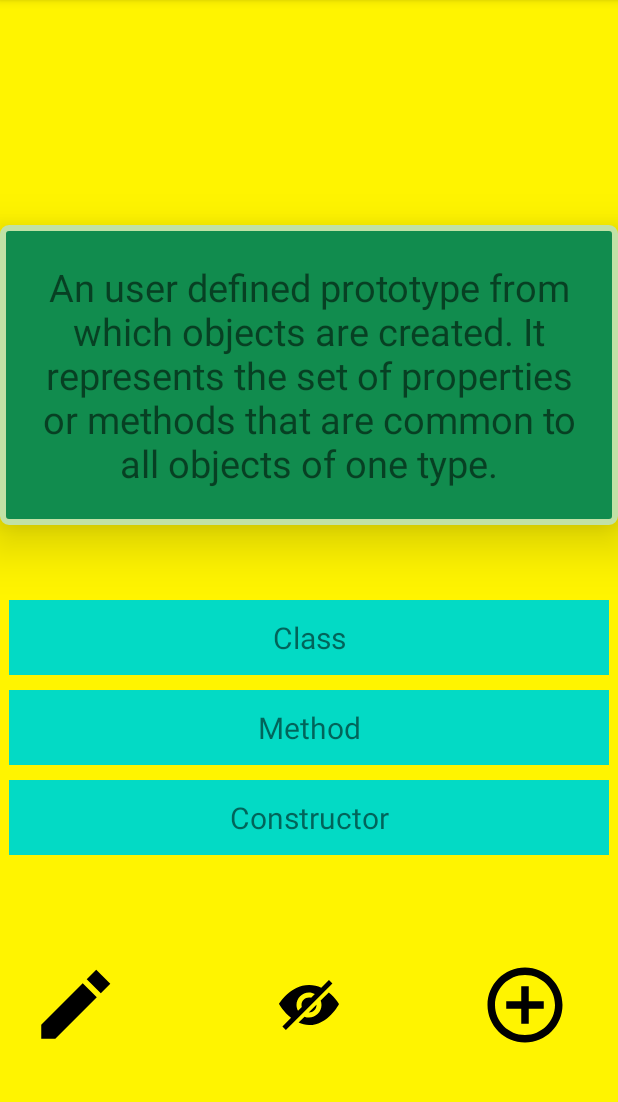
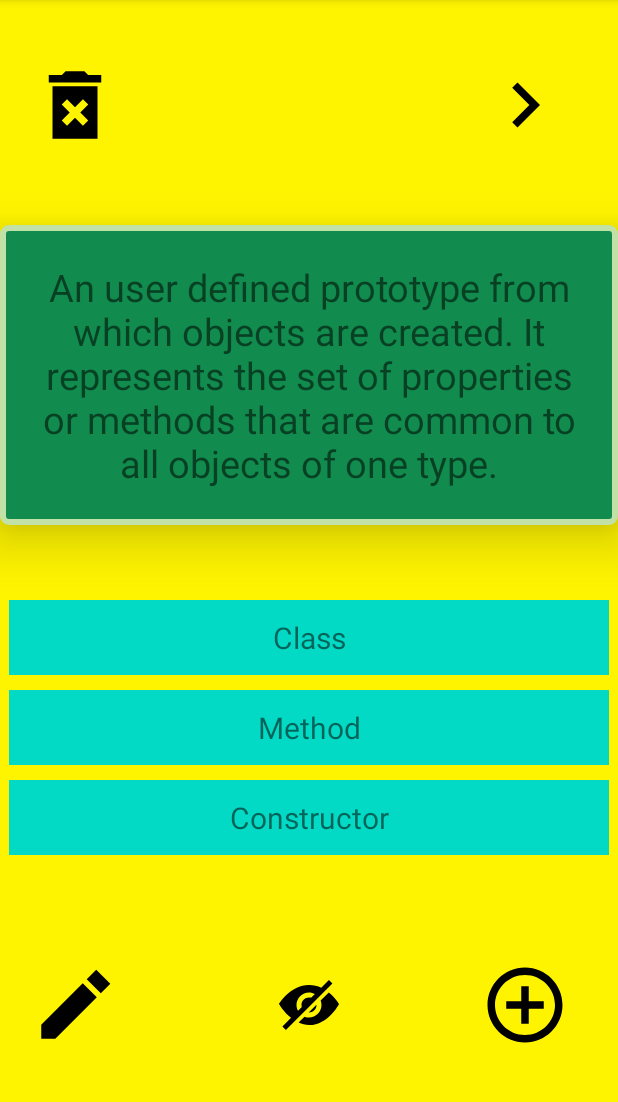
Before and after one commit to noelsarduy/CodePath-Flashcard-App, an Android app: the screen it shows after launch (MainActivity), on a phone screen of 412 x 824 dp, the part 84-1186 px from its top. Run offline under Robolectric (Android 15) with nearby library versions, the phone set to English and light mode, and no system bars; our stand-ins replace Room's generated code.

```diff
--- a/app/build.gradle
+++ b/app/build.gradle
@@ -34,7 +34,13 @@ dependencies {
     implementation 'com.google.android.material:material:1.2.1'
     implementation 'androidx.constraintlayout:constraintlayout:2.0.4'
     implementation 'com.android.support:design:27.1.1'
+
     testImplementation 'junit:junit:4.+'
     androidTestImplementation 'androidx.test.ext:junit:1.1.2'
     androidTestImplementation 'androidx.test.espresso:espresso-core:3.3.0'
+
+    def room_version = "2.2.6"
+
+    implementation "androidx.room:room-runtime:$room_version"
+    annotationProcessor "androidx.room:room-compiler:$room_version"
 }
--- /dev/null
+++ b/app/src/main/java/com/example/noelsflashcardapp/AppDatabase.java
@@ -0,0 +1,9 @@
+package com.example.noelsflashcardapp;
+
+import androidx.room.Database;
+import androidx.room.RoomDatabase;
+
+@Database(entities = {Flashcard.class}, version = 3)
+public abstract class AppDatabase extends RoomDatabase {
+    public abstract FlashcardDao flashcardDao();
+}
--- /dev/null
+++ b/app/src/main/java/com/example/noelsflashcardapp/FlashcardDao.java
@@ -0,0 +1,26 @@
+package com.example.noelsflashcardapp;
+
+
+import androidx.room.Dao;
+import androidx.room.Delete;
+import androidx.room.Insert;
+import androidx.room.OnConflictStrategy;
+import androidx.room.Query;
+import androidx.room.Update;
+
+import java.util.List;
+
+@Dao
+public interface FlashcardDao {
+    @Query("SELECT * FROM flashcard")
+    List<Flashcard> getAll();
+
+    @Insert
+    void insertAll(Flashcard... flashcards);
+
+    @Delete
+    void delete(Flashcard flashcard);
+
+    @Update(onConflict = OnConflictStrategy.REPLACE)
+    void update(Flashcard flashcard);
+}
--- /dev/null
+++ b/app/src/main/java/com/example/noelsflashcardapp/FlashcardDatabase.java
@@ -0,0 +1,52 @@
+package com.example.noelsflashcardapp;
+
+import android.content.Context;
+
+import androidx.room.Room;
+
+import java.util.List;
+
+public class FlashcardDatabase {
+    private final AppDatabase db;
+
+    FlashcardDatabase(Context context) {
+        db = Room.databaseBuilder(context.getApplicationContext(),
+                AppDatabase.class, "flashcard-database")
+                .allowMainThreadQueries()
+                .fallbackToDestructiveMigration()
+                .build();
+    }
+
+    public void initFirstCard() {
+        if (db.flashcardDao().getAll().isEmpty()) {
+            insertCard(new Flashcard("Who is the 44th President of the United States", "Barack Obama"));
+        }
+    }
+
+    public List<Flashcard> getAllCards() {
+        return db.flashcardDao().getAll();
+    }
+
+    public void insertCard(Flashcard flashcard) {
+        db.flashcardDao().insertAll(flashcard);
+    }
+
+    public void deleteCard(String flashcardQuestion) {
+        List<Flashcard> allCards = db.flashcardDao().getAll();
+        for (Flashcard f : allCards) {
+            if (f.getQuestion().equals(flashcardQuestion)) {
+                db.flashcardDao().delete(f);
+            }
+        }
+    }
+
+    public void updateCard(Flashcard flashcard) {
+        db.flashcardDao().update(flashcard);
+    }
+
+    public void deleteAll() {
+        for (Flashcard f : db.flashcardDao().getAll()) {
+            db.flashcardDao().delete(f);
+        }
+    }
+}
--- /dev/null
+++ b/app/src/main/res/drawable/ic_outline_keyboard_arrow_right_24.xml
@@ -0,0 +1,10 @@
+<vector xmlns:android="http://schemas.android.com/apk/res/android"
+    android:width="24dp"
+    android:height="24dp"
+    android:viewportWidth="24"
+    android:viewportHeight="24"
+    android:autoMirrored="true">
+  <path
+      android:fillColor="@android:color/black"
+      android:pathData="M8.59,16.59L13.17,12 8.59,7.41 10,6l6,6 -6,6 -1.41,-1.41z"/>
+</vector>
--- /dev/null
+++ b/app/src/main/res/drawable/ic_sharp_delete_forever_24.xml
@@ -0,0 +1,10 @@
+<vector xmlns:android="http://schemas.android.com/apk/res/android"
+    android:width="24dp"
+    android:height="24dp"
+    android:viewportWidth="24"
+    android:viewportHeight="24"
+>
+  <path
+      android:fillColor="@android:color/black"
+      android:pathData="M6,21h12L18,7L6,7v14zM8.46,11.88l1.41,-1.41L12,12.59l2.12,-2.12 1.41,1.41L13.41,14l2.12,2.12 -1.41,1.41L12,15.41l-2.12,2.12 -1.41,-1.41L10.59,14l-2.13,-2.12zM15.5,4l-1,-1h-5l-1,1L5,4v2h14L19,4h-3.5z"/>
+</vector>
--- a/app/src/main/res/layout/activity_main.xml
+++ b/app/src/main/res/layout/activity_main.xml
@@ -24,12 +24,12 @@
         android:layout_width="match_parent"
         android:layout_height="200dp"
         android:layout_marginTop="150dp"
+        android:background="@drawable/flashcard_shapes_hint"
         android:elevation="20dp"
-        android:background="@drawable/flashcard_shapes_hint"
+        android:gravity="center"
         android:text="HINT: You can build upon it by adding more properties and methods"
-        android:visibility="invisible"
         android:textSize="25sp"
-        android:gravity="center"/>
+        android:visibility="invisible" />
 
     <TextView
         android:id="@+id/flashcard_answer_1"
@@ -101,6 +101,25 @@
         android:src="@drawable/ic_sharp_edit_24"
         />
 
+    <ImageView
+        android:layout_width="60dp"
+        android:layout_height="60dp"
+        android:layout_marginLeft="320dp"
+        android:layout_marginTop="40dp"
+        android:id="@+id/flashcard_next"
+        android:src="@drawable/ic_outline_keyboard_arrow_right_24"
+        />
+
+    <ImageView
+        android:layout_width="60dp"
+        android:layout_height="60dp"
+        android:layout_marginLeft="20dp"
+        android:layout_marginTop="40dp"
+        android:id="@+id/flashcard_trash"
+        android:src="@drawable/ic_sharp_delete_forever_24"
+        />
+
+
 
 
 </RelativeLayout>
```
Also changed, not shown: app/src/main/java/com/example/noelsflashcardapp/Flashcard.java (added, +112 -0 lines), app/src/main/java/com/example/noelsflashcardapp/MainActivity.java (+93 -0 lines), app/src/main/res/layout/activity_main2.xml (+5 -5 lines).
